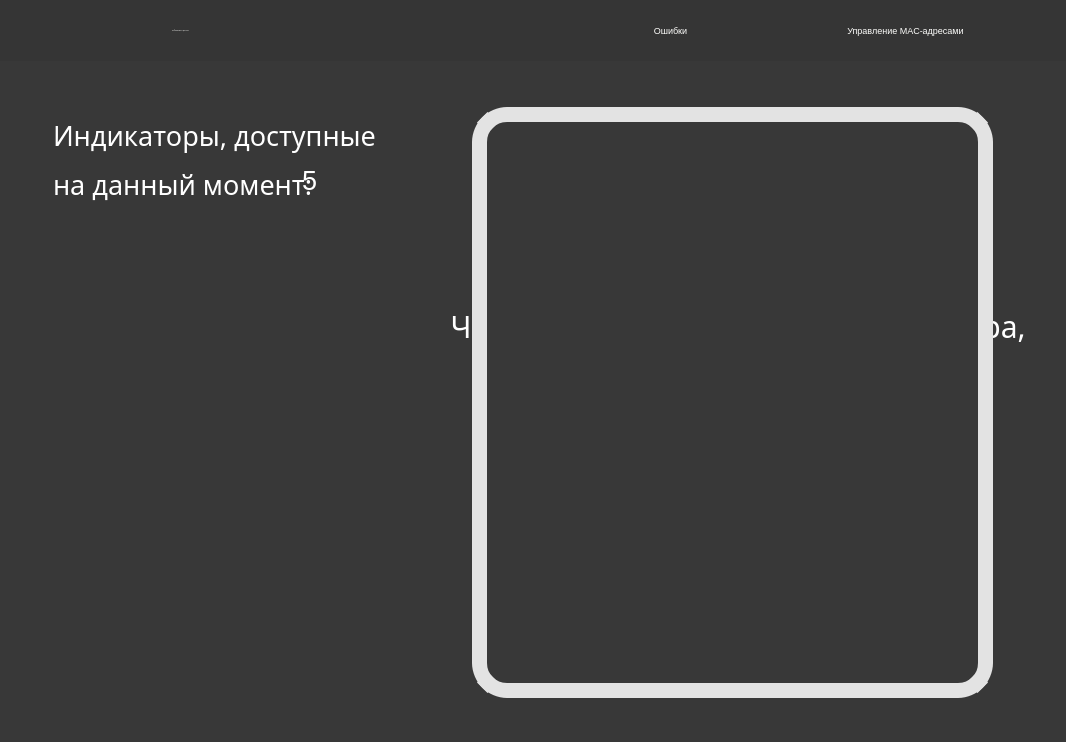
The window that stage/UI/UI_Module/indicator.ui (zerotonyq/MTCOLD) describes before a commit, drawn with Qt 5.
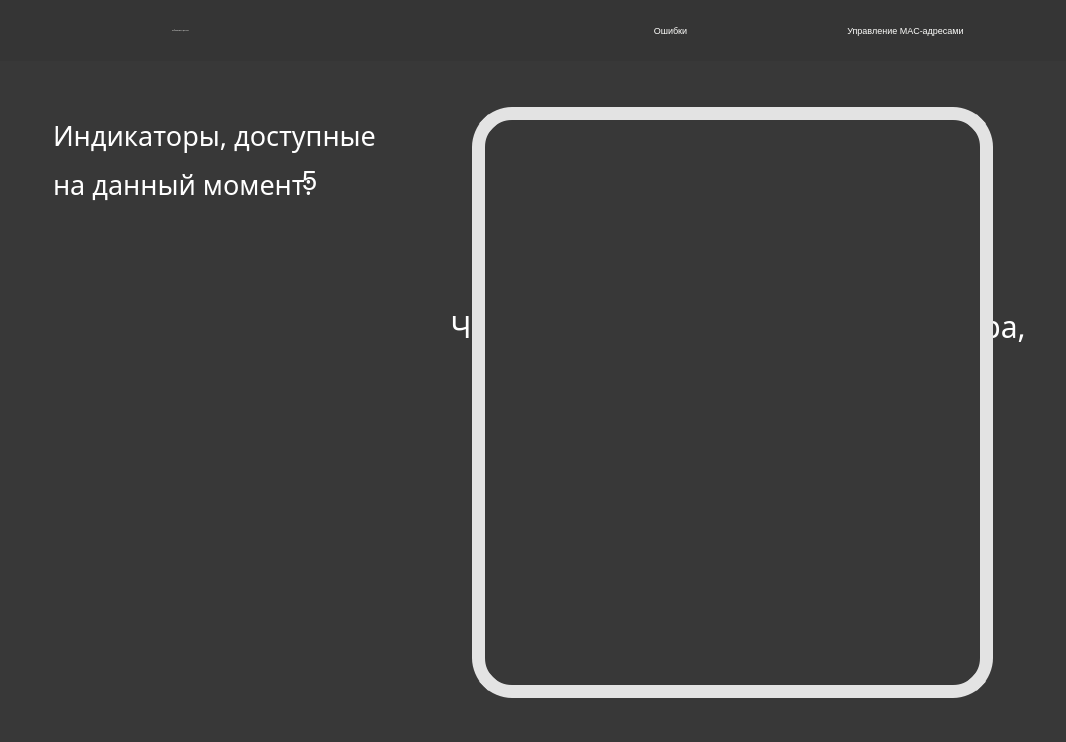
The same window after the commit. Icons and pictures are not drawn.

```diff
--- a/stage/UI/UI_Module/indicator.ui
+++ b/stage/UI/UI_Module/indicator.ui
@@ -287,13 +287,15 @@
    <property name="styleSheet">
     <string notr="true">border-style: solid;
 border-color: #E3E3E3;
-border-width: 15px;
+border-width: 13;
 background-image: url(:/image/resources/img/info_ind_back.png);
-border-radius: 35px; 
+border-radius: 40px; 
 display: flex;
 background-size: contain;
 background-position: center;
-background-repeat: no-repeat</string>
+background-repeat: no-repeat;
+box-shadow: 5px 5px 15px rgba(0,0,0,0.2); /* Добавление тени для лучшего визуального выделения */
+padding: 20px; /* Добавление внутренних отступов */</string>
    </property>
    <property name="text">
     <string/>
@@ -484,22 +486,22 @@
      <item>
       <layout class="QVBoxLayout" name="verticalLayout">
        <property name="spacing">
-        <number>10</number>
+        <number>3</number>
        </property>
        <property name="sizeConstraint">
         <enum>QLayout::SetFixedSize</enum>
        </property>
        <property name="leftMargin">
-        <number>10</number>
+        <number>3</number>
        </property>
        <property name="topMargin">
-        <number>10</number>
+        <number>3</number>
        </property>
        <property name="rightMargin">
-        <number>10</number>
+        <number>3</number>
        </property>
        <property name="bottomMargin">
-        <number>10</number>
+        <number>3</number>
        </property>
       </layout>
      </item>
```
Left out of the diff: 12 changed lines with no effect on the pictures.
